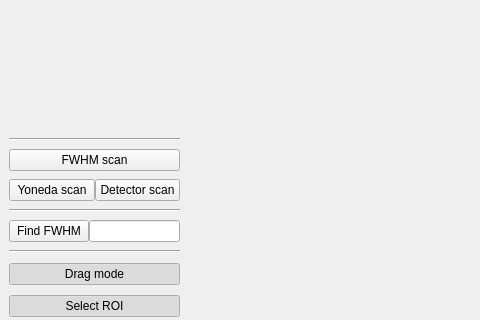
First picture: the form in form.ui, repository sstendahl/GIScan, before the edit; both pictures show x 0 to 480 and y 138 to 458 of the 1117 by 658 pixel window.
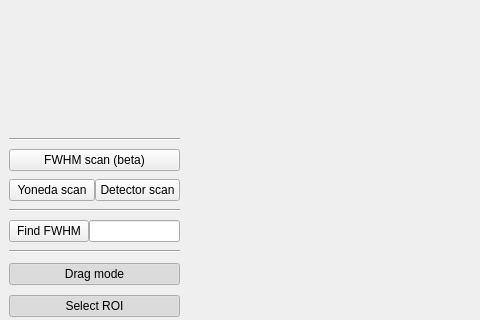
Second picture: the form after the edit.

Commit message: Implemented FWHM scanning feature

The edit to the form file:
```diff
--- a/form.ui
+++ b/form.ui
@@ -94,7 +94,7 @@
          </size>
         </property>
         <property name="text">
-         <string>FWHM scan</string>
+         <string>FWHM scan (beta)</string>
         </property>
        </widget>
       </item>
```
Left out of the diff: 1 changed line with no effect on the pictures. The commit also changes 3 other files.
